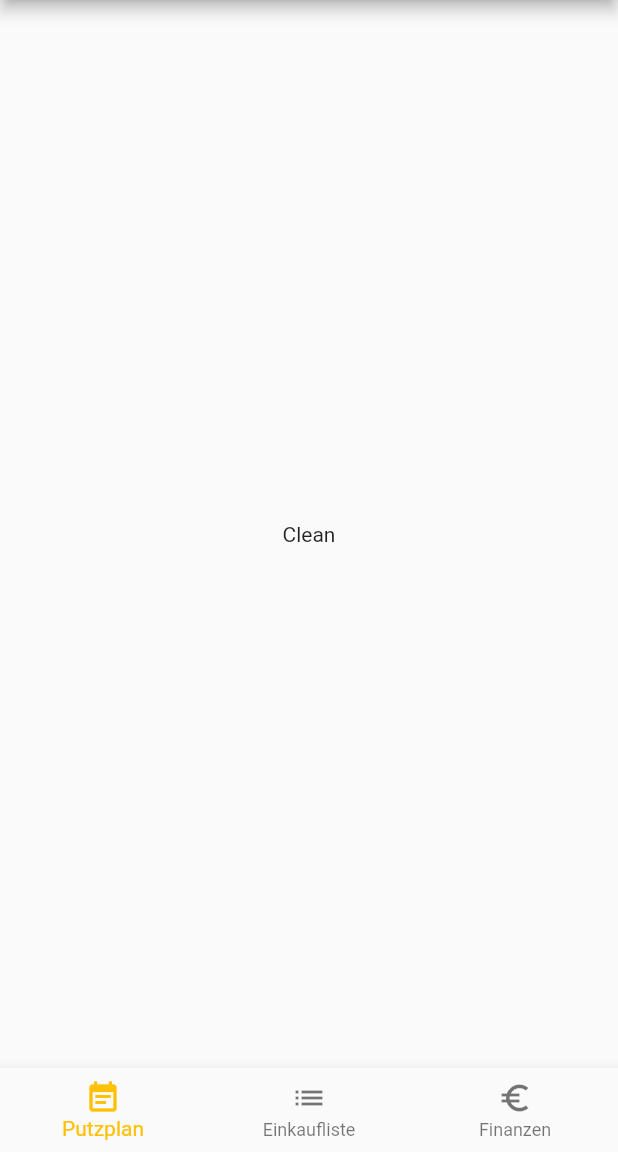
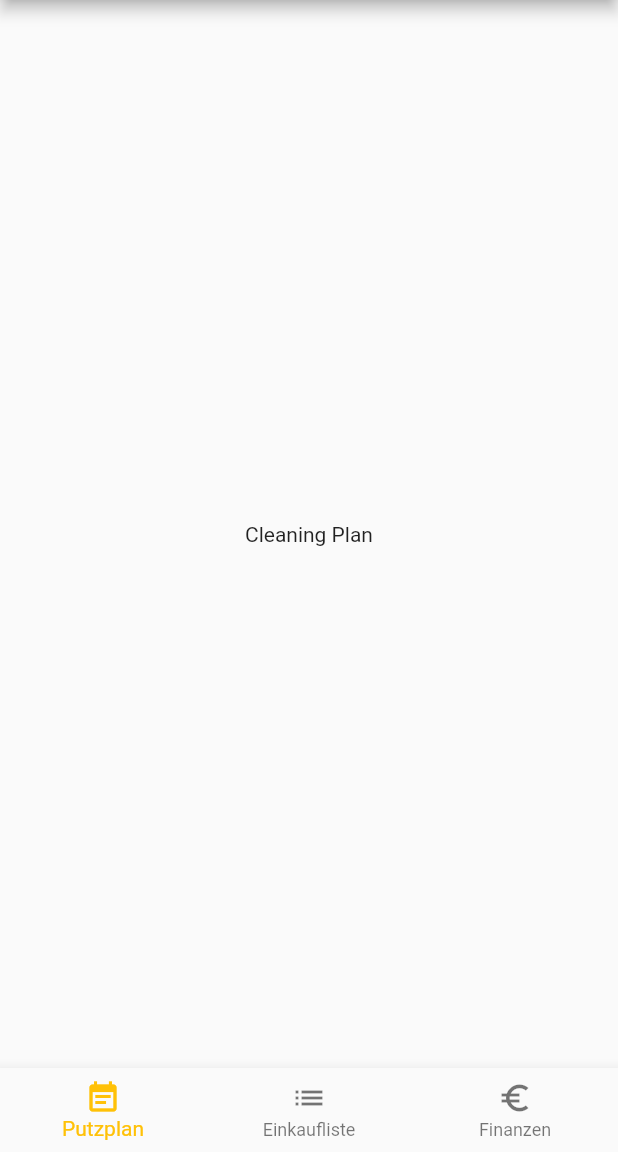
Before and after one commit to RobertWade/wg-app, a Flutter app: the screen it shows after launch, on a phone screen of 412 x 824 dp, the part 84-1236 px from its top. Run offline on Flutter 3.47's test engine with Material 2 defaults, Android fonts, the phone set to English and light mode, and no system bars.

Commit message:
added Shopping list with removable items list tiles to tab

```diff
--- a/lib/main.dart
+++ b/lib/main.dart
@@ -1,4 +1,7 @@
 import 'package:flutter/material.dart';
+import 'screens/shoppinglist.dart';
+import 'screens/finances.dart';
+import 'screens/cleaningplan.dart';
 
 void main() => runApp(MyApp());
 
@@ -31,18 +34,14 @@ class _MyHomePageState extends State<MyHomePage>
   List<Widget> _tabList = [
     Container(
       child: Center(
-        child: Text('Clean'),
+        child: CleaningPlan(),
       ),
     ),
     Container(
-      child: Center(
-        child: Text('Shoppinglist'),
-      ),
+      child: Center(child: ShoppingList()),
     ),
     Container(
-      child: Center(
-        child: Text('Finance'),
-      ),
+      child: FinanceList(),
     )
   ];
 
--- /dev/null
+++ b/lib/screens/cleaningplan.dart
@@ -0,0 +1,13 @@
+import 'package:flutter/material.dart';
+
+class CleaningPlan extends StatefulWidget {
+  @override
+  _CleaningPlanState createState() => _CleaningPlanState();
+}
+
+class _CleaningPlanState extends State<CleaningPlan> {
+  @override
+  Widget build(BuildContext context) {
+    return Center(child: Text('Cleaning Plan'));
+  }
+}
```
Also changed, not shown: lib/screens/finances.dart (added, +13 -0 lines), lib/screens/shoppinglist.dart (added, +48 -0 lines), lib/screens/shoppinglist_screen.dart (deleted, +0 -24 lines), lib/cleaningplan_screen.dart (deleted).
